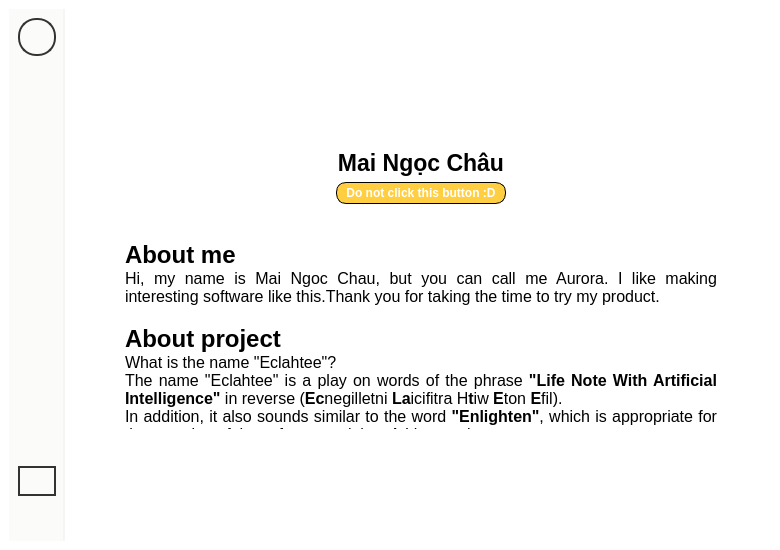
First picture: the form in SPCK/Windows/GUI/About.ui, repository MaiNgocChau9/Python-App-A-, before the edit.
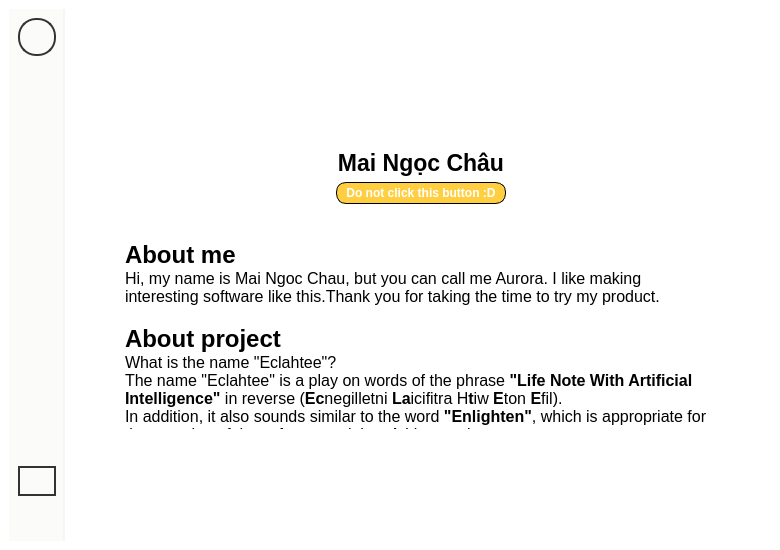
Second picture: the form after the edit. Icons and pictures are not drawn.

```diff
--- a/SPCK/Windows/GUI/About.ui
+++ b/SPCK/Windows/GUI/About.ui
@@ -453,11 +453,11 @@
 &lt;html&gt;&lt;head&gt;&lt;meta name=&quot;qrichtext&quot; content=&quot;1&quot; /&gt;&lt;style type=&quot;text/css&quot;&gt;
 p, li { white-space: pre-wrap; }
 &lt;/style&gt;&lt;/head&gt;&lt;body style=&quot; font-family:'Segoe UI'; font-size:8.25pt; font-weight:400; font-style:normal;&quot;&gt;
-&lt;p align=&quot;justify&quot; style=&quot; margin-top:0px; margin-bottom:0px; margin-left:0px; margin-right:0px; -qt-block-indent:0; text-indent:0px;&quot;&gt;&lt;span style=&quot; font-size:18pt; font-weight:600;&quot;&gt;About me&lt;/span&gt;&lt;/p&gt;
-&lt;p align=&quot;justify&quot; style=&quot; margin-top:0px; margin-bottom:0px; margin-left:0px; margin-right:0px; -qt-block-indent:0; text-indent:0px;&quot;&gt;&lt;span style=&quot; font-family:'MS Shell Dlg 2'; font-size:12pt;&quot;&gt;Hi, my name is Mai Ngoc Chau, but you can call me Aurora. I like making interesting software like this.Thank you for taking the time to try my product.&lt;/span&gt;&lt;/p&gt;
-&lt;p align=&quot;justify&quot; style=&quot;-qt-paragraph-type:empty; margin-top:0px; margin-bottom:0px; margin-left:0px; margin-right:0px; -qt-block-indent:0; text-indent:0px; font-family:'MS Shell Dlg 2'; font-size:12pt;&quot;&gt;&lt;br /&gt;&lt;/p&gt;
-&lt;p align=&quot;justify&quot; style=&quot; margin-top:0px; margin-bottom:0px; margin-left:0px; margin-right:0px; -qt-block-indent:0; text-indent:0px;&quot;&gt;&lt;span style=&quot; font-family:'MS Shell Dlg 2'; font-size:18pt; font-weight:600;&quot;&gt;About project&lt;/span&gt;&lt;/p&gt;
-&lt;p align=&quot;justify&quot; style=&quot; margin-top:0px; margin-bottom:0px; margin-left:0px; margin-right:0px; -qt-block-indent:0; text-indent:0px;&quot;&gt;&lt;span style=&quot; font-family:'MS Shell Dlg 2'; font-size:12pt;&quot;&gt;What is the name &amp;quot;Eclahtee&amp;quot;?&lt;br /&gt;The name &amp;quot;Eclahtee&amp;quot; is a play on words of the phrase &lt;/span&gt;&lt;span style=&quot; font-family:'MS Shell Dlg 2'; font-size:12pt; font-weight:600;&quot;&gt;&amp;quot;Life Note With Artificial Intelligence&amp;quot;&lt;/span&gt;&lt;span style=&quot; font-family:'MS Shell Dlg 2'; font-size:12pt;&quot;&gt; in reverse (&lt;/span&gt;&lt;span style=&quot; font-family:'MS Shell Dlg 2'; font-size:12pt; font-weight:600;&quot;&gt;Ec&lt;/span&gt;&lt;span style=&quot; font-family:'MS Shell Dlg 2'; font-size:12pt;&quot;&gt;negilletni &lt;/span&gt;&lt;span style=&quot; font-family:'MS Shell Dlg 2'; font-size:12pt; font-weight:600;&quot;&gt;La&lt;/span&gt;&lt;span style=&quot; font-family:'MS Shell Dlg 2'; font-size:12pt;&quot;&gt;icifitra H&lt;/span&gt;&lt;span style=&quot; font-family:'MS Shell Dlg 2'; font-size:12pt; font-weight:600;&quot;&gt;t&lt;/span&gt;&lt;span style=&quot; font-family:'MS Shell Dlg 2'; font-size:12pt;&quot;&gt;iw &lt;/span&gt;&lt;span style=&quot; font-family:'MS Shell Dlg 2'; font-size:12pt; font-weight:600;&quot;&gt;E&lt;/span&gt;&lt;span style=&quot; font-family:'MS Shell Dlg 2'; font-size:12pt;&quot;&gt;ton &lt;/span&gt;&lt;span style=&quot; font-family:'MS Shell Dlg 2'; font-size:12pt; font-weight:600;&quot;&gt;E&lt;/span&gt;&lt;span style=&quot; font-family:'MS Shell Dlg 2'; font-size:12pt;&quot;&gt;fil). &lt;br /&gt;In addition, it also sounds similar to the word &lt;/span&gt;&lt;span style=&quot; font-family:'MS Shell Dlg 2'; font-size:12pt; font-weight:600;&quot;&gt;&amp;quot;Enlighten&amp;quot;&lt;/span&gt;&lt;span style=&quot; font-family:'MS Shell Dlg 2'; font-size:12pt;&quot;&gt;, which is appropriate for the meaning of the software as it has A.I integration.&lt;/span&gt;&lt;/p&gt;&lt;/body&gt;&lt;/html&gt;</string>
+&lt;p style=&quot; margin-top:0px; margin-bottom:0px; margin-left:0px; margin-right:0px; -qt-block-indent:0; text-indent:0px;&quot;&gt;&lt;span style=&quot; font-size:18pt; font-weight:600;&quot;&gt;About me&lt;/span&gt;&lt;/p&gt;
+&lt;p style=&quot; margin-top:0px; margin-bottom:0px; margin-left:0px; margin-right:0px; -qt-block-indent:0; text-indent:0px;&quot;&gt;&lt;span style=&quot; font-family:'MS Shell Dlg 2'; font-size:12pt;&quot;&gt;Hi, my name is Mai Ngoc Chau, but you can call me Aurora. I like making interesting software like this.Thank you for taking the time to try my product.&lt;/span&gt;&lt;/p&gt;
+&lt;p style=&quot;-qt-paragraph-type:empty; margin-top:0px; margin-bottom:0px; margin-left:0px; margin-right:0px; -qt-block-indent:0; text-indent:0px; font-family:'MS Shell Dlg 2'; font-size:12pt;&quot;&gt;&lt;br /&gt;&lt;/p&gt;
+&lt;p style=&quot; margin-top:0px; margin-bottom:0px; margin-left:0px; margin-right:0px; -qt-block-indent:0; text-indent:0px;&quot;&gt;&lt;span style=&quot; font-family:'MS Shell Dlg 2'; font-size:18pt; font-weight:600;&quot;&gt;About project&lt;/span&gt;&lt;/p&gt;
+&lt;p style=&quot; margin-top:0px; margin-bottom:0px; margin-left:0px; margin-right:0px; -qt-block-indent:0; text-indent:0px;&quot;&gt;&lt;span style=&quot; font-family:'MS Shell Dlg 2'; font-size:12pt;&quot;&gt;What is the name &amp;quot;Eclahtee&amp;quot;?&lt;br /&gt;The name &amp;quot;Eclahtee&amp;quot; is a play on words of the phrase &lt;/span&gt;&lt;span style=&quot; font-family:'MS Shell Dlg 2'; font-size:12pt; font-weight:600;&quot;&gt;&amp;quot;Life Note With Artificial Intelligence&amp;quot;&lt;/span&gt;&lt;span style=&quot; font-family:'MS Shell Dlg 2'; font-size:12pt;&quot;&gt; in reverse (&lt;/span&gt;&lt;span style=&quot; font-family:'MS Shell Dlg 2'; font-size:12pt; font-weight:600;&quot;&gt;Ec&lt;/span&gt;&lt;span style=&quot; font-family:'MS Shell Dlg 2'; font-size:12pt;&quot;&gt;negilletni &lt;/span&gt;&lt;span style=&quot; font-family:'MS Shell Dlg 2'; font-size:12pt; font-weight:600;&quot;&gt;La&lt;/span&gt;&lt;span style=&quot; font-family:'MS Shell Dlg 2'; font-size:12pt;&quot;&gt;icifitra H&lt;/span&gt;&lt;span style=&quot; font-family:'MS Shell Dlg 2'; font-size:12pt; font-weight:600;&quot;&gt;t&lt;/span&gt;&lt;span style=&quot; font-family:'MS Shell Dlg 2'; font-size:12pt;&quot;&gt;iw &lt;/span&gt;&lt;span style=&quot; font-family:'MS Shell Dlg 2'; font-size:12pt; font-weight:600;&quot;&gt;E&lt;/span&gt;&lt;span style=&quot; font-family:'MS Shell Dlg 2'; font-size:12pt;&quot;&gt;ton &lt;/span&gt;&lt;span style=&quot; font-family:'MS Shell Dlg 2'; font-size:12pt; font-weight:600;&quot;&gt;E&lt;/span&gt;&lt;span style=&quot; font-family:'MS Shell Dlg 2'; font-size:12pt;&quot;&gt;fil). &lt;br /&gt;In addition, it also sounds similar to the word &lt;/span&gt;&lt;span style=&quot; font-family:'MS Shell Dlg 2'; font-size:12pt; font-weight:600;&quot;&gt;&amp;quot;Enlighten&amp;quot;&lt;/span&gt;&lt;span style=&quot; font-family:'MS Shell Dlg 2'; font-size:12pt;&quot;&gt;, which is appropriate for the meaning of the software as it has A.I integration.&lt;/span&gt;&lt;/p&gt;&lt;/body&gt;&lt;/html&gt;</string>
             </property>
            </widget>
           </item>
```
